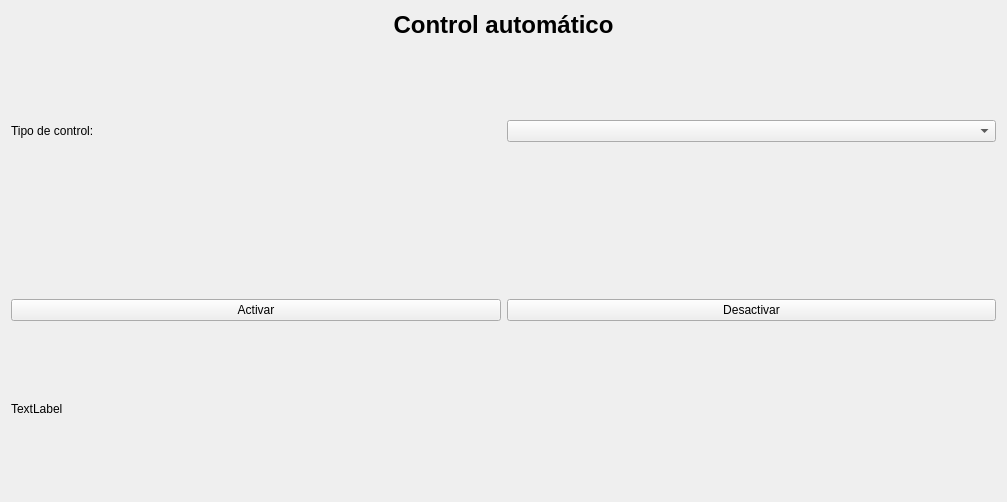
This is src/view/automatic_control_tab_view.ui in martincrxz/induction-heater-software as Qt 5 draws it before an edit. The edited form follows.
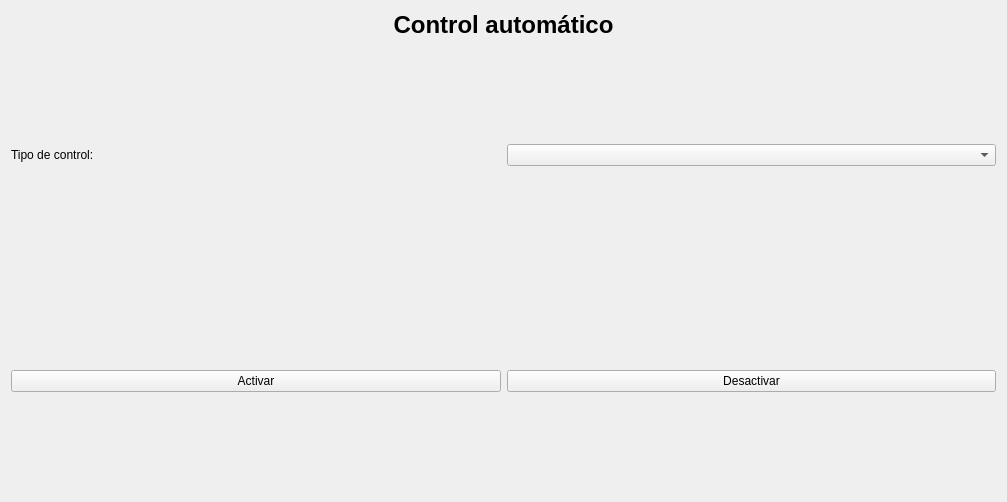
This is the edited form.

Commit message: NotificationLabel visible para todas las vistas

What changed in the file:
```diff
--- a/src/view/automatic_control_tab_view.ui
+++ b/src/view/automatic_control_tab_view.ui
@@ -116,26 +116,6 @@
        </property>
       </spacer>
      </item>
-     <item>
-      <widget class="QLabel" name="warningLabel">
-       <property name="text">
-        <string>TextLabel</string>
-       </property>
-      </widget>
-     </item>
-     <item>
-      <spacer name="verticalSpacer_6">
-       <property name="orientation">
-        <enum>Qt::Vertical</enum>
-       </property>
-       <property name="sizeHint" stdset="0">
-        <size>
-         <width>20</width>
-         <height>40</height>
-        </size>
-       </property>
-      </spacer>
-     </item>
     </layout>
    </item>
   </layout>
```
The commit also changes 14 other files.
